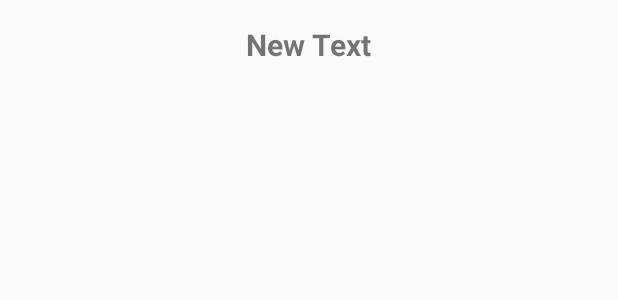
After one commit to PattarawutSubyen/BU_TRAFFIC, an Android app: the layout activity_detial.xml on its own in the app's theme, with its tools: preview values and no code run, on a phone screen of 412 x 824 dp. The commit adds this screen. Shown: the top 300 px of the screen. Run offline under Robolectric (Android 15) with nearby library versions, the phone set to English and light mode, and no system bars.

Commit message:
Day2 11.15 AM

```diff
--- a/app/src/main/AndroidManifest.xml
+++ b/app/src/main/AndroidManifest.xml
@@ -15,11 +15,15 @@
                 <category android:name="android.intent.category.LAUNCHER" />
             </intent-filter>
         </activity>
-        <!-- ATTENTION: This was auto-generated to add Google Play services to your project for
-             App Indexing.  See https://g.co/AppIndexing/AndroidStudio for more information. -->
+        <!--
+             ATTENTION: This was auto-generated to add Google Play services to your project for
+             App Indexing.  See https://g.co/AppIndexing/AndroidStudio for more information.
+        -->
         <meta-data
             android:name="com.google.android.gms.version"
             android:value="@integer/google_play_services_version" />
+
+        <activity android:name=".DetialActivity"></activity>
     </application>
 
 </manifest>
--- /dev/null
+++ b/app/src/main/java/th/ac/sbu/pattarawut/butraffic/DetialActivity.java
@@ -0,0 +1,13 @@
+package th.ac.sbu.pattarawut.butraffic;
+
+import android.support.v7.app.AppCompatActivity;
+import android.os.Bundle;
+
+public class DetialActivity extends AppCompatActivity {
+
+    @Override
+    protected void onCreate(Bundle savedInstanceState) {
+        super.onCreate(savedInstanceState);
+        setContentView(R.layout.activity_detial);
+    }
+}
--- /dev/null
+++ b/app/src/main/res/layout/activity_detial.xml
@@ -0,0 +1,20 @@
+<?xml version="1.0" encoding="utf-8"?>
+<RelativeLayout xmlns:android="http://schemas.android.com/apk/res/android"
+    xmlns:tools="http://schemas.android.com/tools"
+    android:layout_width="match_parent"
+    android:layout_height="match_parent"
+    android:paddingBottom="@dimen/activity_vertical_margin"
+    android:paddingLeft="@dimen/activity_horizontal_margin"
+    android:paddingRight="@dimen/activity_horizontal_margin"
+    android:paddingTop="@dimen/activity_vertical_margin"
+    tools:context="th.ac.sbu.pattarawut.butraffic.DetialActivity">
+
+    <TextView
+        android:layout_width="wrap_content"
+        android:layout_height="wrap_content"
+        android:text="New Text"
+        android:id="@+id/textView3"
+        android:textSize="@dimen/h1"
+        android:textStyle="bold"
+        android:layout_centerHorizontal="true" />
+</RelativeLayout>
--- a/app/src/main/res/values/dimens.xml
+++ b/app/src/main/res/values/dimens.xml
@@ -2,7 +2,7 @@
     <!-- Default screen margins, per the Android Design guidelines. -->
     <dimen name="activity_horizontal_margin">16dp</dimen>
     <dimen name="activity_vertical_margin">16dp</dimen>
-    <dimen name="h1">24sp</dimen>
+    <dimen name="h1">20sp</dimen>
     <dimen name="h2">20sp</dimen>
     <dimen name="icon">80dp</dimen>
     <dimen name="image">200dp</dimen>
--- a/app/src/main/res/values/strings.xml
+++ b/app/src/main/res/values/strings.xml
@@ -1,4 +1,4 @@
 <resources>
     <string name="app_name">BU TRAFFIC</string>
-<string name="head">TRAFFIC</string>
+    <string name="head">TRAFFIC</string>
 </resources>
```
